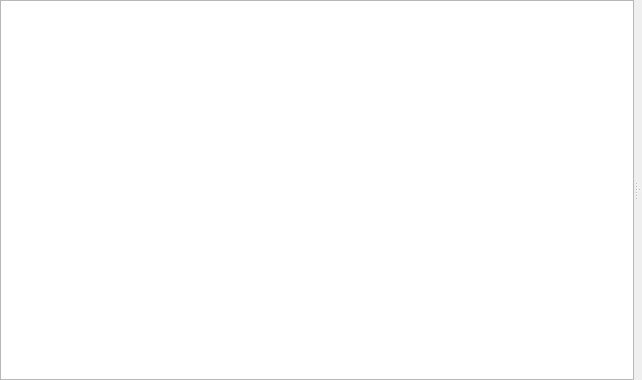
The window that Plugins/ClientHierarchyView/ClientHierarchyView.ui (wildmichael/ParaView3-enhancements-old) describes before a commit, drawn with Qt 5.
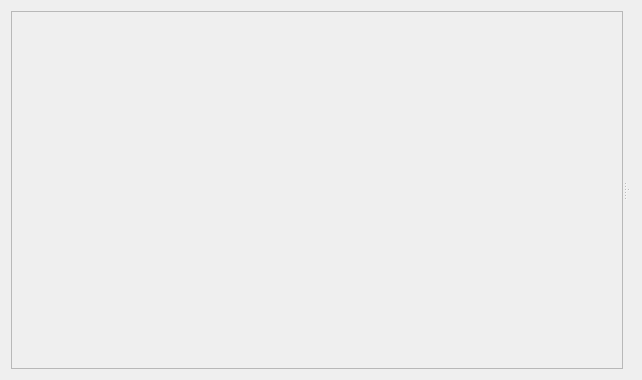
The same window after the commit. Custom widgets are drawn as their Qt base class.

Commit message:
ENH: Qt view re-architecting.
Use vtkQtView as a base class for all vtkQtXXXViews.

 - Add record and column views types.

 - Update examples that use qt views.

 - Update paraview bar chart to use the new API.

 - Update OverView plugins that use qt views.

 - Update test using qt views.

 - Changing GetChartWidget to GetWidget.

 - Adding stubs for getting chart options for stacked chart and
   statistical box plot.

What changed in the file:
```diff
--- a/Plugins/ClientHierarchyView/ClientHierarchyView.ui
+++ b/Plugins/ClientHierarchyView/ClientHierarchyView.ui
@@ -13,26 +13,17 @@
    <string/>
   </property>
   <layout class="QVBoxLayout" >
-   <property name="leftMargin" >
-    <number>0</number>
-   </property>
-   <property name="topMargin" >
-    <number>0</number>
-   </property>
-   <property name="rightMargin" >
-    <number>0</number>
-   </property>
-   <property name="bottomMargin" >
-    <number>0</number>
-   </property>
    <item>
     <widget class="QSplitter" name="horizontalSplitter" >
      <property name="orientation" >
       <enum>Qt::Horizontal</enum>
      </property>
-     <widget class="QTreeView" name="treeView" >
-      <property name="rootIsDecorated" >
-       <bool>false</bool>
+     <widget class="QFrame" name="treeFrame" >
+      <property name="frameShape" >
+       <enum>QFrame::StyledPanel</enum>
+      </property>
+      <property name="frameShadow" >
+       <enum>QFrame::Raised</enum>
       </property>
      </widget>
      <widget class="QSplitter" name="verticalSplitter" >
```
Left out of the diff: 2 changed lines with no effect on the pictures. The commit also changes 43 other files.
